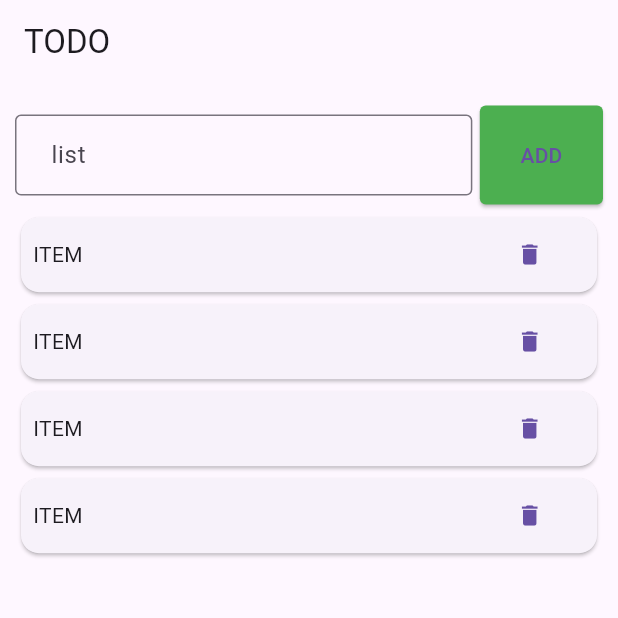
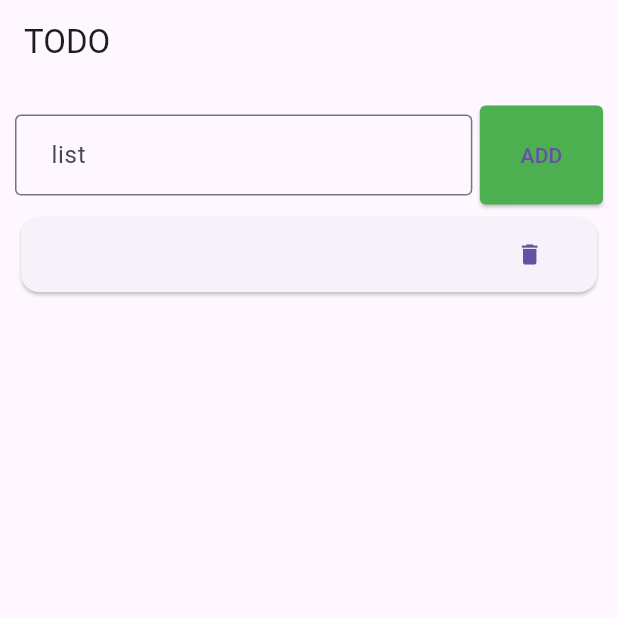
Before and after one commit to sam-in07/to_do_app, a Flutter app: the screen it shows after launch, after a tap on "ADD", on a phone screen of 412 x 824 dp, the top half of it. Run offline on Flutter 3.47's test engine with Material 3 defaults, Android fonts, the phone set to English and light mode, and no system bars.

Commit message:
done
final_done

```diff
--- a/Stateful To Do App/lib/ToDOPage.dart
+++ b/Stateful To Do App/lib/ToDOPage.dart
@@ -12,13 +12,40 @@ class ToDOPage extends StatefulWidget{
 }
 
 class ToDOPageView extends State<ToDOPage> {
-  List TODOlist=[{"1":"1"}, {"1":"1"} , {"1":"1"}, {"1":"1"}] ;
+ // List TODOlist=[{"1":"1"}, {"1":"1"} , {"1":"1"}, {"1":"1"}] ;
+  List TODOlist=[] ;
   String Item = " ";
-
+  // Item gula chnage text  form ar Onchanged listerner  item take read korbo
   MyInputonChange(content)
   {
-     TODOlist.add(content);
+    // TODOlist.add(content);
+     //item modhe set na kore todo list a set kortesi
+
+     // TODOlist.add({"item" : content});
+
+     // ar pore list a add kortesii
+
+    // Run time value sathe view take refresh korte hobe  oijnno sob gula kati SetState ke use
+
+    setState(() {
+     // TODOlist.add({"item" : content});
+      Item = content;
+    });
+
   }
+
+  AddItem(){
+    setState(() {
+      TODOlist.add({"item" : Item});
+
+    });
+  }
+
+ RemoveItem (index) {
+    setState(() {
+      TODOlist.removeAt(index);
+    });
+ }
   @override
   Widget build(BuildContext context) {
     // TODO: implement build
@@ -33,13 +60,15 @@ class ToDOPageView extends State<ToDOPage> {
                   flex: 10 ,
                   child: Row(
                     children: [
-                       Expanded(flex: 70,  child: TextFormField(onChanged: (content) {MyInputonChange(value)},  decoration: AppInputDecora("list "),)) ,
+                       Expanded(flex: 70,  child: TextFormField(onChanged: (content) {MyInputonChange(content);},  decoration: AppInputDecora("list "),)) ,
+                      // onchanged ar COntent take pass korachiii
                       // Expanded(flex: 30 , child: ElevatedButton(onPressed: (){}, child: Text('ADD'), style: AppButtonstyle(),)) ,
-                       Expanded(flex: 20 , child: Padding(padding: EdgeInsets.only(left: 5) , child: ElevatedButton(onPressed: (){}, child: Text('ADD'), style: AppButtonstyle(),), )   ) ,
+                       Expanded(flex: 20 , child: Padding(padding: EdgeInsets.only(left: 5) , child: ElevatedButton(onPressed: (){AddItem();}, child: Text('ADD'), style: AppButtonstyle(),), )   ) ,
                     ],
                   )
 
               ),      //uporer part a form
+
 
 
               Expanded(
@@ -51,9 +80,10 @@ class ToDOPageView extends State<ToDOPage> {
                          child: Sizebox50(
                            Row(
                              children: [
-                               Expanded(flex: 80,  child: Text("ITEM")) ,
+                               Expanded(flex: 80,  child: Text(TODOlist[index]['item'].toString())) ,
                              //  Expanded(flex: 20 , child: TextButton(onPressed: (){}, child: Icon(Icons.delete), style: AppButtonstyle(),)) ,
-                               Expanded(flex: 20 , child: TextButton(onPressed: (){}, child: Icon(Icons.delete), )) ,
+                              // Expanded(flex: 20 , child: TextButton(onPressed: (){RemoveItem(TODOlist[index]);}, child: Icon(Icons.delete), )) , bhul line
+                               Expanded(flex: 20 , child: TextButton(onPressed: (){RemoveItem(index);}, child: Icon(Icons.delete), )) ,
                              ],
                            )
                          )
```
